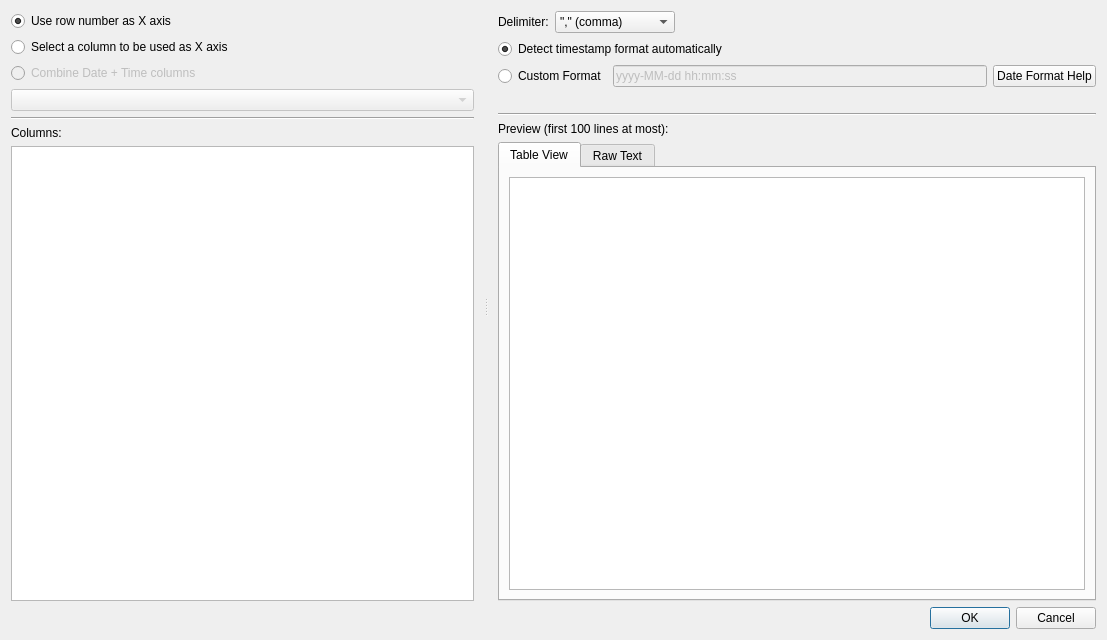
This is data_load_csv/dataload_csv.ui in PlotJuggler/pj-official-plugins as Qt 5 draws it before an edit. The edited form follows.
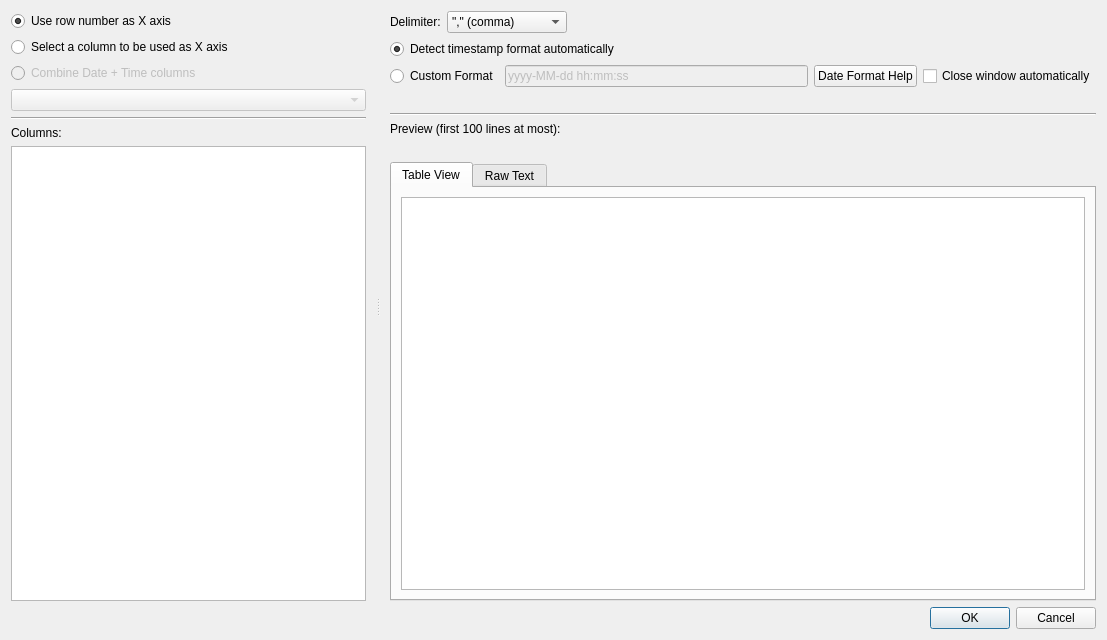
This is the edited form.

The edit to the form file:
```diff
--- a/data_load_csv/dataload_csv.ui
+++ b/data_load_csv/dataload_csv.ui
@@ -184,6 +184,13 @@
            </property>
           </widget>
          </item>
+         <item>
+          <widget class="QCheckBox" name="checkBoxAutoCloseHelp">
+           <property name="text">
+            <string>Close window automatically</string>
+           </property>
+          </widget>
+         </item>
         </layout>
        </item>
        <item>
@@ -207,6 +214,22 @@
          </property>
         </widget>
        </item>
+       <item>
+        <widget class="QLabel" name="labelWarning">
+         <property name="visible">
+          <bool>false</bool>
+         </property>
+         <property name="text">
+          <string/>
+         </property>
+         <property name="wordWrap">
+          <bool>true</bool>
+         </property>
+         <property name="styleSheet">
+          <string>color: #cc6600; font-weight: bold;</string>
+         </property>
+        </widget>
+       </item>
        <item>
         <widget class="QTabWidget" name="tabWidget">
          <property name="currentIndex">
```
